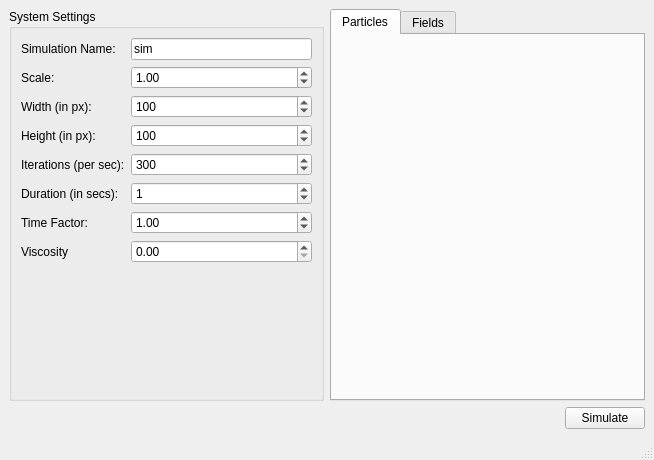
Old version of the form mainwindow.ui in the repository abansal755/2D-Simulator.
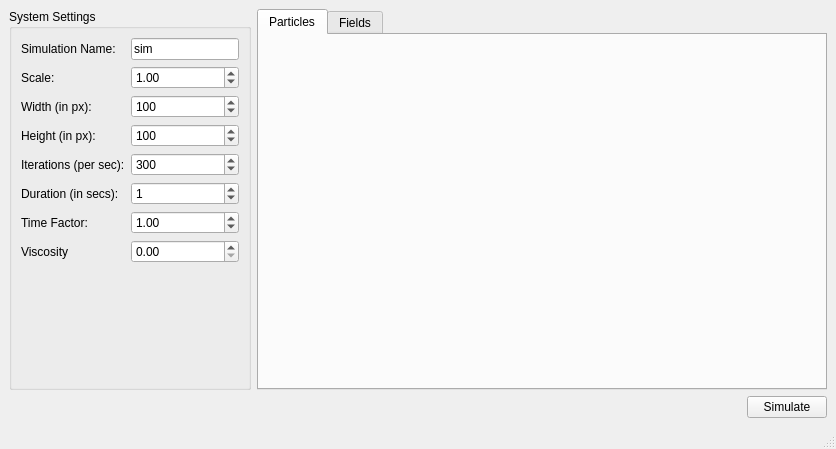
New version of the form. Custom widgets are drawn as their Qt base class.

Commit message: button layouy changed

```diff
--- a/mainwindow.ui
+++ b/mainwindow.ui
@@ -6,8 +6,8 @@
    <rect>
     <x>0</x>
     <y>0</y>
-    <width>654</width>
-    <height>460</height>
+    <width>836</width>
+    <height>449</height>
    </rect>
   </property>
   <property name="windowTitle">
@@ -19,6 +19,12 @@
      <layout class="QHBoxLayout" name="horizontalLayout_2">
       <item>
        <widget class="QGroupBox" name="groupBox">
+        <property name="sizePolicy">
+         <sizepolicy hsizetype="Fixed" vsizetype="Preferred">
+          <horstretch>0</horstretch>
+          <verstretch>0</verstretch>
+         </sizepolicy>
+        </property>
         <property name="title">
          <string>System Settings</string>
         </property>
```
Left out of the diff: 126 changed lines with no effect on the pictures. The commit also changes 1 other file.
